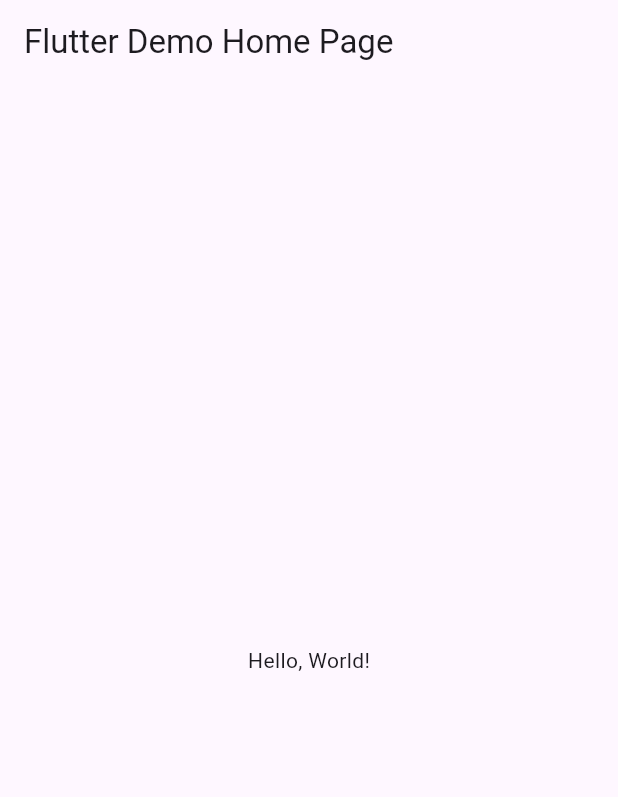
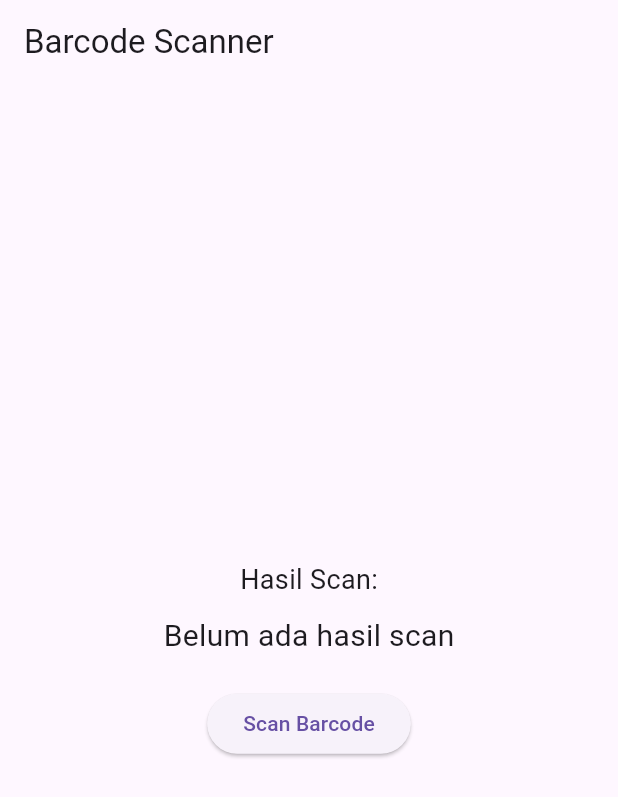
Before and after one commit to Ariska138/iief-checkin-flutter, a Flutter app: the screen it shows after launch, on a phone screen of 412 x 824 dp. Shown: the top 797 px of the screen. Run offline on Flutter 3.47's test engine with Material 3 defaults, Android fonts, the phone set to English and light mode, and no system bars; missing offline and left inert: barcode_scan2.

Commit message:
barcode scanner

```diff
--- a/lib/main.dart
+++ b/lib/main.dart
@@ -1,41 +1,61 @@
 import 'package:flutter/material.dart';
+import 'package:barcode_scan2/barcode_scan2.dart';
 
 void main() => runApp(MyApp());
 
 class MyApp extends StatelessWidget {
-  const MyApp({super.key});
-  // This widget is the root of your application.
   @override
   Widget build(BuildContext context) {
     return MaterialApp(
-      // Application name
-      title: 'Flutter Hello World',
-      // Application theme data, you can set the colors for the application as
-      // you want
+      title: 'Barcode Scanner',
       theme: ThemeData(
-        // useMaterial3: false,
         primarySwatch: Colors.blue,
       ),
-      // A widget which will be started on application startup
-      home: MyHomePage(title: 'Flutter Demo Home Page'),
+      home: BarcodeScannerScreen(),
     );
   }
 }
 
-class MyHomePage extends StatelessWidget {
-  final String title;
-  const MyHomePage({super.key, required this.title});
+class BarcodeScannerScreen extends StatefulWidget {
+  @override
+  _BarcodeScannerScreenState createState() => _BarcodeScannerScreenState();
+}
+
+class _BarcodeScannerScreenState extends State<BarcodeScannerScreen> {
+  String scanResult = 'Belum ada hasil scan';
+
+  Future<void> scanBarcode() async {
+    try {
+      var result = await BarcodeScanner.scan();  // Memulai scanning barcode
+      setState(() {
+        scanResult = result.rawContent;  // Menyimpan hasil scan
+      });
+    } catch (e) {
+      setState(() {
+        scanResult = 'Error saat scan: $e';
+      });
+    }
+  }
 
   @override
   Widget build(BuildContext context) {
     return Scaffold(
       appBar: AppBar(
-        // The title text which will be shown on the action bar
-        title: Text(title),
+        title: Text('Barcode Scanner'),
       ),
       body: Center(
-        child: Text(
-          'Hello, World!',
+        child: Column(
+          mainAxisAlignment: MainAxisAlignment.center,
+          children: <Widget>[
+            Text('Hasil Scan:', style: TextStyle(fontSize: 18)),
+            SizedBox(height: 10),
+            Text(scanResult, style: TextStyle(fontSize: 20)),
+            SizedBox(height: 20),
+            ElevatedButton(
+              onPressed: scanBarcode,
+              child: Text('Scan Barcode'),
+            ),
+          ],
         ),
       ),
     );
```
Also changed, not shown: 1 other file.
